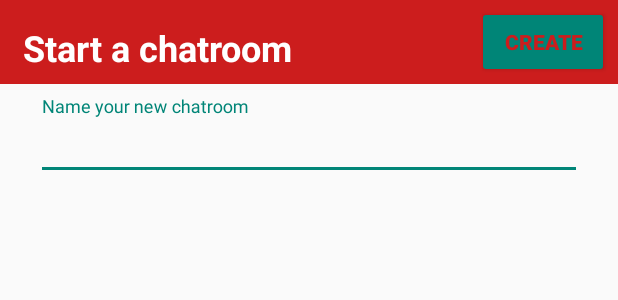
After one commit to SeanReg/Cryptologue, an Android app: the layout activity_createchatroom.xml on its own in the app's theme, with its tools: preview values and no code run, on a phone screen of 412 x 824 dp. The commit adds this screen. Shown: the top 300 px of the screen. Run offline under Robolectric (Android 15) with nearby library versions, the phone set to English and light mode, and no system bars.

Commit message:
Create room inital

```diff
--- a/app/build.gradle
+++ b/app/build.gradle
@@ -2,7 +2,7 @@ apply plugin: 'com.android.application'
 
 android {
     compileSdkVersion 24
-    buildToolsVersion "23.0.2"
+    buildToolsVersion '25.0.0'
     defaultConfig {
         applicationId "com.teamsynergy.cryptologue"
         minSdkVersion 22
--- /dev/null
+++ b/app/src/main/java/com/teamsynergy/cryptologue/UI/CreateChatRoomActivity.java
@@ -0,0 +1,34 @@
+package com.teamsynergy.cryptologue.UI;
+
+    import android.os.Bundle;
+    import android.support.v7.app.AppCompatActivity;
+    import android.view.View;
+    import android.widget.Button;
+    import android.widget.TextView;
+
+    import com.teamsynergy.cryptologue.R;
+
+/**
+ * Created by jasonpinlac on 3/26/17.
+ */
+
+public class CreateChatRoomActivity extends AppCompatActivity {
+
+    Button _createButton;
+
+    public void onCreate(Bundle savedInstanceState) {
+        super.onCreate(savedInstanceState);
+        setContentView(R.layout.activity_createchatroom);
+
+
+        _createButton = ((Button)findViewById(R.id.button_confirmCreate));
+
+        _createButton.setOnClickListener(new View.OnClickListener() {
+
+            @Override
+            public void onClick(View v) {
+
+            }
+        });
+    }
+}
--- /dev/null
+++ b/app/src/main/res/layout/activity_createchatroom.xml
@@ -0,0 +1,83 @@
+<?xml version="1.0" encoding="utf-8"?>
+<android.support.design.widget.CoordinatorLayout xmlns:android="http://schemas.android.com/apk/res/android"
+    xmlns:tools="http://schemas.android.com/tools"
+    xmlns:app="http://schemas.android.com/apk/res-auto"
+    android:layout_width="match_parent"
+    android:layout_height="match_parent">
+
+    <android.support.v4.widget.NestedScrollView
+        android:layout_width="match_parent"
+        android:layout_height="match_parent"
+        app:layout_behavior="android.support.design.widget.AppBarLayout$ScrollingViewBehavior"
+        android:id="@+id/nestedScrollView">
+
+        <ScrollView
+            android:layout_width="fill_parent"
+            android:layout_height="fill_parent"
+            android:fitsSystemWindows="true">
+
+            <LinearLayout
+                android:orientation="vertical"
+                android:layout_width="match_parent"
+                android:layout_height="wrap_content"
+                android:paddingTop="56dp"
+                android:paddingLeft="24dp"
+                android:paddingRight="24dp">
+
+                <!-- Chatroom Name Label -->
+
+                <android.support.design.widget.TextInputLayout
+                    android:layout_width="match_parent"
+                    android:layout_height="wrap_content"
+                    android:layout_marginTop="8dp"
+                    android:layout_marginBottom="8dp">
+
+                    <EditText
+                        android:id="@+id/input_chatroomName"
+                        android:layout_width="match_parent"
+                        android:layout_height="wrap_content"
+                        android:hint="Name your new chatroom"
+                        android:inputType="text" />
+                </android.support.design.widget.TextInputLayout>
+
+
+            </LinearLayout>
+        </ScrollView>
+    </android.support.v4.widget.NestedScrollView>
+
+    <android.support.v7.widget.Toolbar
+        android:id="@+id/toolbar"
+        android:layout_width="match_parent"
+        android:layout_height="wrap_content"
+        android:background="@color/primary_darker"
+        android:minHeight="?attr/actionBarSize"
+        android:theme="?attr/actionBarTheme" />
+
+    <TextView
+        android:id="@+id/textView"
+        android:layout_width="match_parent"
+        android:layout_height="wrap_content"
+        android:layout_margin="15dp"
+        android:gravity="center_horizontal"
+        android:text="Start a chatroom"
+        android:textAlignment="viewStart"
+        android:textColor="@color/white"
+        android:textSize="24sp"
+        android:textStyle="bold" />
+
+    <Button
+        android:id="@+id/button_confirmCreate"
+        style="@style/Widget.AppCompat.Button.Colored"
+        android:layout_width="wrap_content"
+        android:layout_height="wrap_content"
+        android:elevation="0dp"
+        android:layout_marginTop="4dp"
+        android:layout_marginRight="6dp"
+        android:text="Create"
+        android:textAlignment="center"
+        android:textColor="@color/primary_darker"
+        android:textStyle="bold"
+        android:layout_gravity="top | right"
+         />
+
+</android.support.design.widget.CoordinatorLayout>
--- a/app/src/main/res/values/colors.xml
+++ b/app/src/main/res/values/colors.xml
@@ -3,7 +3,7 @@
 
     <color name="primary">#E43F3F</color>
     <color name="primary_dark">#E12929</color>
-    <color name="primary_darker">#CC1D1D</color>
+    <color name="primary_darker">#cc1d1d</color>
     <color name="accent">#FFFFFF</color>
 
     <color name="black">#000000</color>
@@ -12,7 +12,7 @@
     <color name="monsoon">#777777</color>
     <color name="jumbo">#888888</color>
     <color name="aluminum">#999999</color>
-    <color name="base">#AAAAAA</color>
+    <color name="base">#aaaaaa</color>
     <color name="iron">#CCCCCC</color>
-    <color name="white">#FFFFFF</color>
+    <color name="white">#ffffff</color>
 </resources>
--- a/build.gradle
+++ b/build.gradle
@@ -5,7 +5,7 @@ buildscript {
         jcenter()
     }
     dependencies {
-        classpath 'com.android.tools.build:gradle:2.2.2'
+        classpath 'com.android.tools.build:gradle:2.3.0'
 
         // NOTE: Do not place your application dependencies here; they belong
         // in the individual module build.gradle files
```
Also changed, not shown: gradle/wrapper/gradle-wrapper.properties.
